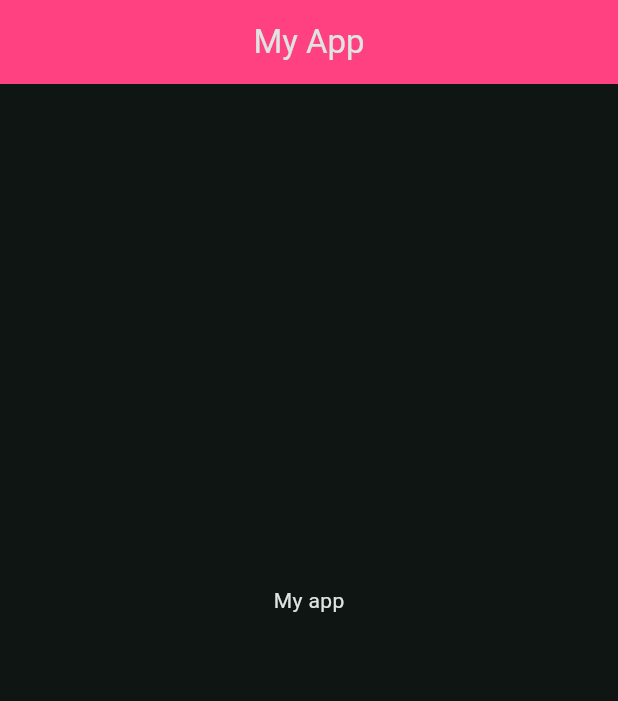
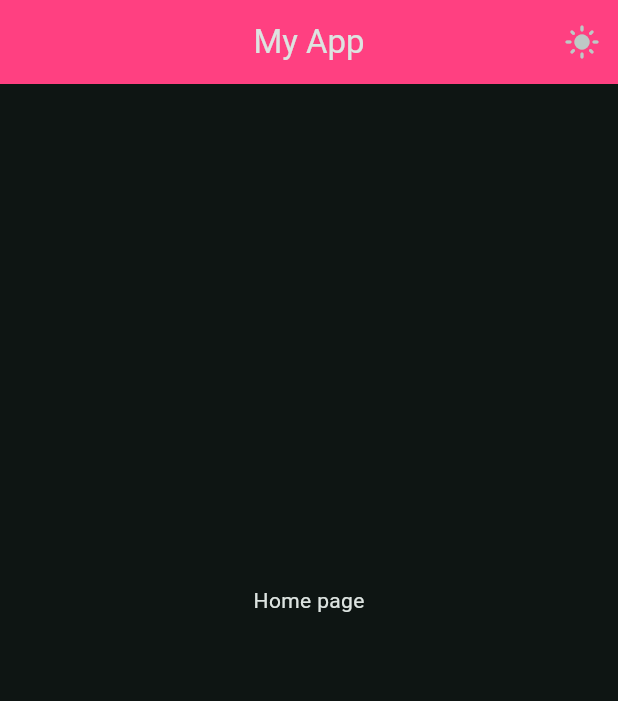
Before and after one commit to bilelbzeouich/flutter_eschool, a Flutter app: the screen it shows after launch, on a phone screen of 412 x 824 dp. Shown: the top 701 px of the screen. Run offline on Flutter 3.47's test engine with Material 3 defaults, Android fonts, the phone set to English and light mode, and no system bars.

Commit message:
Refactor main.dart to integrate brightness management and replace the Home screen with WidgetTree. Update theme to respond to brightness changes.

```diff
--- a/lib/main.dart
+++ b/lib/main.dart
@@ -1,4 +1,6 @@
 import 'package:flutter/material.dart';
+import 'view/widgets/widget_tree.dart';
+import 'view/data/notifiers.dart';
 
 void main() {
   runApp(const MyApp());
@@ -13,44 +15,32 @@ class MyApp extends StatefulWidget {
 
 class _MyAppState extends State<MyApp> {
   @override
+  void initState() {
+    super.initState();
+    brightnessNotifier.addListener(_onBrightnessChanged);
+  }
+
+  @override
+  void dispose() {
+    brightnessNotifier.removeListener(_onBrightnessChanged);
+    super.dispose();
+  }
+
+  void _onBrightnessChanged() {
+    setState(() {});
+  }
+
+  @override
   Widget build(BuildContext context) {
     return MaterialApp(
       debugShowCheckedModeBanner: false,
       theme: ThemeData(
         colorScheme: ColorScheme.fromSeed(
           seedColor: Colors.teal,
-          brightness: Brightness.dark,
-        ),
-      ),
-      home: Scaffold(
-        appBar: AppBar(
-          title: Text("My App"),
-          centerTitle: true,
-          backgroundColor: Colors.pinkAccent,
-        ),
-        bottomNavigationBar: NavigationBar(
-          destinations: [
-            NavigationDestination(icon: Icon(Icons.home), label: 'Home'),
-            NavigationDestination(icon: Icon(Icons.details), label: 'Details'),
-          ],
-          onDestinationSelected: (int value) {},
-        ),
-        body: Center(child: Text("My app")),
-      ),
-    );
+          brightness: brightnessNotifier.value,
+        ), // ColorScheme.fromSeed
+      ), // ThemeData
+      home: WidgetTree(),
+    ); // MaterialApp
   }
 }
-
-class Home extends StatefulWidget {
-  const Home({super.key});
-
-  @override
-  State<Home> createState() => _HomeState();
-}
-
-class _HomeState extends State<Home> {
-  @override
-  Widget build(BuildContext context) {
-    return Scaffold(appBar: AppBar(title: Text("Home")));
-  }
-}
--- /dev/null
+++ b/lib/view/data/notifiers.dart
@@ -0,0 +1,5 @@
+import 'package:flutter/material.dart';
+
+final selectedIndexNotifier = ValueNotifier<int>(0);
+
+final brightnessNotifier = ValueNotifier<Brightness>(Brightness.dark);
--- /dev/null
+++ b/lib/view/pages/home_page.dart
@@ -0,0 +1,10 @@
+import 'package:flutter/material.dart';
+
+class HomePage extends StatelessWidget {
+  const HomePage({super.key});
+
+  @override
+  Widget build(BuildContext context) {
+    return Center(child: Text("Home page"));
+  }
+}
--- /dev/null
+++ b/lib/view/widgets/navbar_widget.dart
@@ -0,0 +1,25 @@
+import 'package:flutter/material.dart';
+import '../data/notifiers.dart';
+
+class NavbarWidget extends StatelessWidget {
+  const NavbarWidget({super.key});
+
+  @override
+  Widget build(BuildContext context) {
+    return ValueListenableBuilder(
+      valueListenable: selectedIndexNotifier,
+      builder: (context, selectedIndex, child) {
+        return NavigationBar(
+          destinations: [
+            NavigationDestination(icon: Icon(Icons.home), label: 'Home'),
+            NavigationDestination(icon: Icon(Icons.details), label: 'Details'),
+          ],
+          onDestinationSelected: (int value) {
+            selectedIndexNotifier.value = value;
+          },
+          selectedIndex: selectedIndex,
+        );
+      },
+    );
+  }
+}
--- /dev/null
+++ b/lib/view/widgets/widget_tree.dart
@@ -0,0 +1,48 @@
+import 'package:flutter/material.dart';
+import 'navbar_widget.dart';
+import '../data/notifiers.dart';
+import '../pages/home_page.dart';
+import '../pages/details_page.dart';
+
+List<Widget> pages = [HomePage(), DetailsPage()];
+
+class WidgetTree extends StatelessWidget {
+  const WidgetTree({super.key});
+
+  @override
+  Widget build(BuildContext context) {
+    return Scaffold(
+      appBar: AppBar(
+        title: Text("My App"),
+        centerTitle: true,
+        backgroundColor: Colors.pinkAccent,
+        actions: [
+          ValueListenableBuilder(
+            valueListenable: brightnessNotifier,
+            builder: (context, brightness, child) {
+              return IconButton(
+                icon: Icon(
+                  brightness == Brightness.dark
+                      ? Icons.light_mode
+                      : Icons.dark_mode,
+                ),
+                onPressed: () {
+                  brightnessNotifier.value = brightness == Brightness.dark
+                      ? Brightness.light
+                      : Brightness.dark;
+                },
+              );
+            },
+          ),
+        ],
+      ),
+      body: ValueListenableBuilder(
+        valueListenable: selectedIndexNotifier,
+        builder: (context, selectedIndex, child) {
+          return pages.elementAt(selectedIndex);
+        },
+      ),
+      bottomNavigationBar: NavbarWidget(),
+    );
+  }
+}
```
Also changed, not shown: lib/view/pages/details_page.dart (added, +10 -0 lines).
